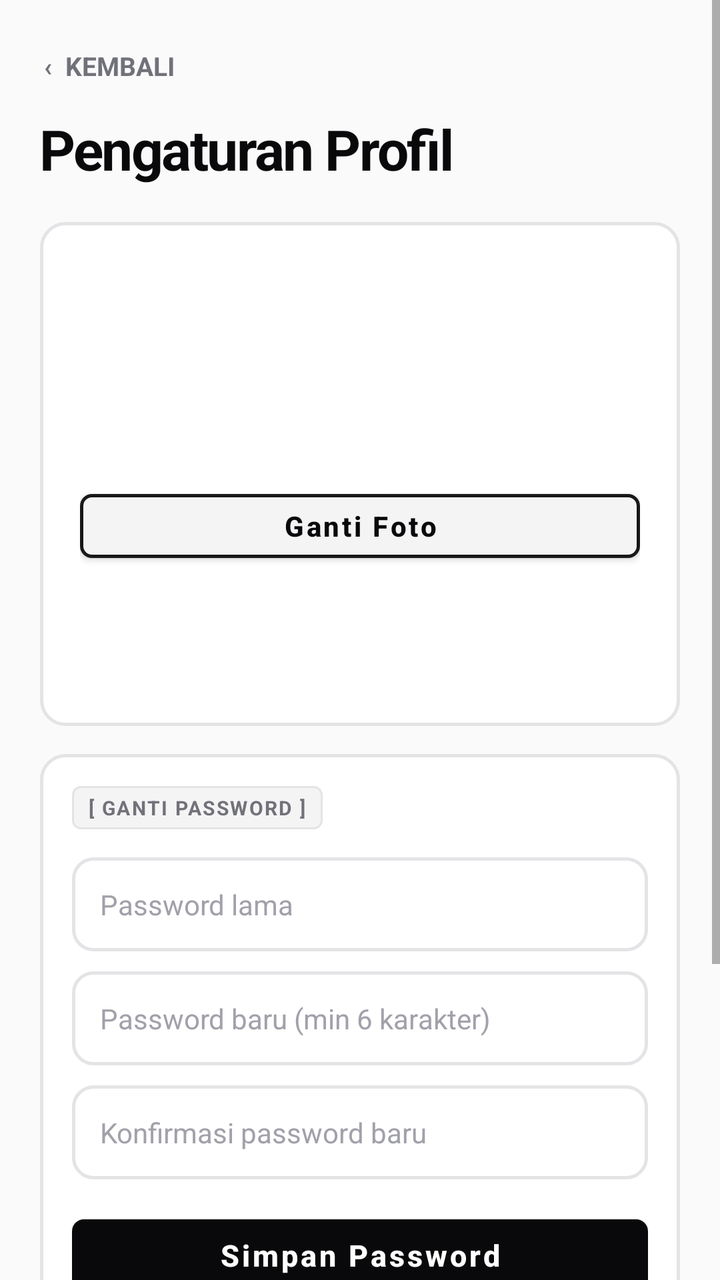
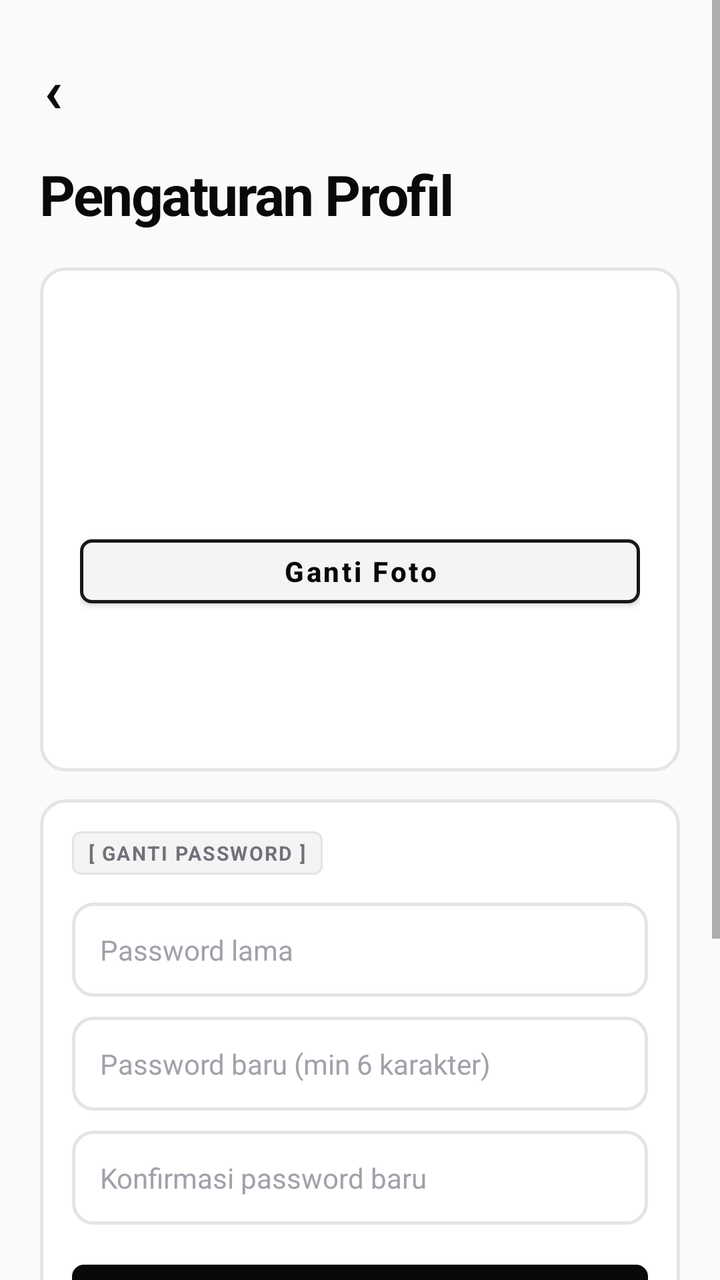

Compare the two renders of this Android layout. The source of the first and the diff that turns it into the second are given below.
<!-- AndroidManifest.xml: application theme Theme.Absensi -->
<!-- res/layout/activity_profile_settings.xml -->
<?xml version="1.0" encoding="utf-8"?>
<androidx.constraintlayout.widget.ConstraintLayout xmlns:android="http://schemas.android.com/apk/res/android"
    xmlns:app="http://schemas.android.com/apk/res-auto"
    android:layout_width="match_parent"
    android:layout_height="match_parent"
    android:background="@color/bg_primary">

    <ScrollView
        android:layout_width="0dp"
        android:layout_height="0dp"
        app:layout_constraintBottom_toBottomOf="parent"
        app:layout_constraintEnd_toEndOf="parent"
        app:layout_constraintStart_toStartOf="parent"
        app:layout_constraintTop_toTopOf="parent">

        <LinearLayout
            android:layout_width="match_parent"
            android:layout_height="wrap_content"
            android:orientation="vertical"
            android:paddingStart="20dp"
            android:paddingTop="18dp"
            android:paddingEnd="20dp"
            android:paddingBottom="28dp">

            <TextView
                android:id="@+id/tvBack"
                android:layout_width="wrap_content"
                android:layout_height="wrap_content"
                android:paddingStart="2dp"
                android:paddingTop="6dp"
                android:paddingEnd="2dp"
                android:paddingBottom="6dp"
                android:text="‹  KEMBALI"
                android:textColor="@color/text_secondary"
                android:textSize="13sp"
                android:textStyle="bold" />

            <TextView
                android:layout_width="wrap_content"
                android:layout_height="wrap_content"
                android:layout_marginTop="8dp"
                android:letterSpacing="-0.03"
                android:text="Pengaturan Profil"
                android:textColor="@color/text_primary"
                android:textSize="28sp"
                android:textStyle="bold" />

            <LinearLayout
                android:layout_width="match_parent"
                android:layout_height="wrap_content"
                android:layout_marginTop="18dp"
                android:background="@drawable/bg_hero_card"
                android:gravity="center_vertical"
                android:orientation="vertical"
                android:padding="20dp">

                <FrameLayout
                    android:id="@+id/flAvatar"
                    android:layout_width="96dp"
                    android:layout_height="96dp"
                    android:layout_gravity="center_horizontal"
                    android:clipToOutline="true">

                    <ImageView
                        android:id="@+id/ivAvatar"
                        android:layout_width="match_parent"
                        android:layout_height="match_parent"
                        android:contentDescription="Foto Profil"
                        android:scaleType="centerCrop" />

                    <TextView
                        android:id="@+id/tvAvatarInitial"
                        android:layout_width="match_parent"
                        android:layout_height="match_parent"
                        android:gravity="center"
                        android:textColor="@color/surface"
                        android:textSize="34sp"
                        android:textStyle="bold"
                        android:visibility="gone" />
                </FrameLayout>

                <com.google.android.material.button.MaterialButton
                    android:id="@+id/btnChangePhoto"
                    android:layout_width="match_parent"
                    android:layout_height="44dp"
                    android:layout_marginTop="14dp"
                    android:text="Ganti Foto"
                    android:textAllCaps="false"
                    android:textSize="14sp"
                    android:textStyle="bold"
                    android:textColor="@color/text_primary"
                    app:backgroundTint="@color/accent_light"
                    app:cornerRadius="6dp"
                    app:strokeColor="@color/border_dark"
                    app:strokeWidth="1.5dp" />

                <TextView
                    android:id="@+id/tvName"
                    android:layout_width="match_parent"
                    android:layout_height="wrap_content"
                    android:layout_marginTop="12dp"
                    android:gravity="center_horizontal"
                    android:textColor="@color/text_primary"
                    android:textSize="19sp"
                    android:textStyle="bold" />

                <TextView
                    android:id="@+id/tvEmpInfo"
                    android:layout_width="match_parent"
                    android:layout_height="wrap_content"
                    android:layout_marginTop="4dp"
                    android:gravity="center_horizontal"
                    android:textColor="@color/text_secondary"
                    android:textSize="12sp"
                    android:textStyle="bold" />
            </LinearLayout>

            <LinearLayout
                android:layout_width="match_parent"
                android:layout_height="wrap_content"
                android:layout_marginTop="14dp"
                android:background="@drawable/bg_hero_card"
                android:orientation="vertical"
                android:padding="16dp">

                <TextView
                    android:layout_width="wrap_content"
                    android:layout_height="wrap_content"
                    android:text="[ GANTI PASSWORD ]"
                    android:background="@drawable/bg_tag_pill"
                    android:letterSpacing="0.08"
                    android:paddingStart="8dp"
                    android:paddingTop="4dp"
                    android:paddingEnd="8dp"
                    android:paddingBottom="4dp"
                    android:textColor="@color/text_secondary"
                    android:textSize="10sp"
                    android:textStyle="bold" />

                <EditText
                    android:id="@+id/etCurrentPassword"
                    android:layout_width="match_parent"
                    android:layout_height="wrap_content"
                    android:layout_marginTop="14dp"
                    android:background="@drawable/bg_search"
                    android:hint="Password lama"
                    android:importantForAutofill="no"
                    android:inputType="textPassword"
                    android:padding="14dp"
                    android:textColor="@color/text_primary"
                    android:textColorHint="@color/text_tertiary"
                    android:textSize="14sp" />

                <EditText
                    android:id="@+id/etNewPassword"
                    android:layout_width="match_parent"
                    android:layout_height="wrap_content"
                    android:layout_marginTop="10dp"
                    android:background="@drawable/bg_search"
                    android:hint="Password baru (min 6 karakter)"
                    android:importantForAutofill="no"
                    android:inputType="textPassword"
                    android:padding="14dp"
                    android:textColor="@color/text_primary"
                    android:textColorHint="@color/text_tertiary"
                    android:textSize="14sp" />

                <EditText
                    android:id="@+id/etConfirmPassword"
                    android:layout_width="match_parent"
                    android:layout_height="wrap_content"
                    android:layout_marginTop="10dp"
                    android:background="@drawable/bg_search"
                    android:hint="Konfirmasi password baru"
                    android:importantForAutofill="no"
                    android:inputType="textPassword"
                    android:padding="14dp"
                    android:textColor="@color/text_primary"
                    android:textColorHint="@color/text_tertiary"
                    android:textSize="14sp" />

                <TextView
                    android:id="@+id/tvPassMessage"
                    android:layout_width="match_parent"
                    android:layout_height="wrap_content"
                    android:layout_marginTop="8dp"
                    android:textColor="@color/danger"
                    android:textSize="12sp"
                    android:visibility="gone" />

                <com.google.android.material.button.MaterialButton
                    android:id="@+id/btnSavePassword"
                    android:layout_width="match_parent"
                    android:layout_height="48dp"
                    android:layout_marginTop="14dp"
                    android:text="Simpan Password"
                    android:textAllCaps="false"
                    android:textSize="15sp"
                    android:textStyle="bold"
                    app:backgroundTint="@color/accent"
                    app:cornerRadius="6dp" />
            </LinearLayout>

            <LinearLayout
                android:layout_width="match_parent"
                android:layout_height="wrap_content"
                android:layout_marginTop="14dp"
                android:background="@drawable/bg_hero_card"
                android:orientation="vertical"
                android:padding="16dp">

                <TextView
                    android:layout_width="wrap_content"
                    android:layout_height="wrap_content"
                    android:text="[ TENTANG &amp; LISENSI ]"
                    android:background="@drawable/bg_tag_pill"
                    android:letterSpacing="0.08"
                    android:paddingStart="8dp"
                    android:paddingTop="4dp"
                    android:paddingEnd="8dp"
                    android:paddingBottom="4dp"
                    android:textColor="@color/text_secondary"
                    android:textSize="10sp"
                    android:textStyle="bold" />

                <TextView
                    android:id="@+id/tvAboutName"
                    android:layout_width="wrap_content"
                    android:layout_height="wrap_content"
                    android:layout_marginTop="12dp"
                    android:textColor="@color/text_primary"
                    android:textSize="15sp"
                    android:textStyle="bold" />

                <TextView
                    android:id="@+id/tvAboutCopyright"
                    android:layout_width="wrap_content"
                    android:layout_height="wrap_content"
                    android:layout_marginTop="2dp"
                    android:textColor="@color/text_secondary"
                    android:textSize="12sp" />

                <TextView
                    android:id="@+id/tvLicense"
                    android:layout_width="wrap_content"
                    android:layout_height="wrap_content"
                    android:layout_marginTop="10dp"
                    android:paddingTop="4dp"
                    android:paddingBottom="4dp"
                    android:text="Lisensi MIT  →"
                    android:textColor="@color/text_primary"
                    android:textSize="13sp"
                    android:textStyle="bold" />
            </LinearLayout>
        </LinearLayout>
    </ScrollView>
</androidx.constraintlayout.widget.ConstraintLayout>
<!-- resources referenced by this layout -->
<resources>
  <color name="accent">#09090B</color>
  <color name="accent_light">#F4F4F5</color>
  <color name="bg_primary">#FAFAFA</color>
  <color name="border_dark">#18181B</color>
  <color name="danger">#DC2626</color>
  <color name="surface">#FFFFFF</color>
  <color name="text_primary">#09090B</color>
  <color name="text_secondary">#71717A</color>
  <color name="text_tertiary">#A1A1AA</color>
  <!-- drawable bg_hero_card (drawable) -->
  <?xml version="1.0" encoding="utf-8"?>
  <shape xmlns:android="http://schemas.android.com/apk/res/android"
      android:shape="rectangle">
      <solid android:color="@color/surface" />
      <corners android:radius="12dp" />
      <stroke android:width="1.5dp" android:color="@color/border_crisp" />
  </shape>
  <!-- drawable bg_search (drawable) -->
  <?xml version="1.0" encoding="utf-8"?>
  <shape xmlns:android="http://schemas.android.com/apk/res/android"
      android:shape="rectangle">
      <solid android:color="@color/search_bg" />
      <corners android:radius="10dp" />
      <stroke android:width="1.5dp" android:color="@color/search_stroke" />
  </shape>
  <!-- drawable bg_tag_pill (drawable) -->
  <?xml version="1.0" encoding="utf-8"?>
  <shape xmlns:android="http://schemas.android.com/apk/res/android"
      android:shape="rectangle">
      <solid android:color="@color/accent_light" />
      <corners android:radius="4dp" />
      <stroke android:width="1dp" android:color="@color/border_crisp" />
  </shape>
  <style name="Theme.Absensi" parent="Theme.MaterialComponents.Light.NoActionBar">
          <item name="android:windowBackground">@color/bg_primary</item>
          <item name="colorPrimary">@color/accent</item>
          <item name="colorPrimaryDark">@color/primary_dark</item>
          <item name="android:statusBarColor">@color/surface</item>
          <item name="android:windowLightStatusBar">true</item>
          <item name="colorAccent">@color/accent</item>
      </style>
  <color name="border_crisp">#E4E4E7</color>
  <color name="search_bg">#FFFFFF</color>
  <color name="search_stroke">#E4E4E7</color>
  <color name="primary_dark">#09090B</color>
</resources>

<!-- the commit's change to res/layout/activity_profile_settings.xml (unified diff, before → after) -->
@@ -22,18 +22,11 @@
             android:paddingEnd="20dp"
             android:paddingBottom="28dp">
 
-            <TextView
-                android:id="@+id/tvBack"
+            <include
+                android:id="@+id/btnBack"
+                layout="@layout/view_back_nav"
                 android:layout_width="wrap_content"
-                android:layout_height="wrap_content"
-                android:paddingStart="2dp"
-                android:paddingTop="6dp"
-                android:paddingEnd="2dp"
-                android:paddingBottom="6dp"
-                android:text="‹  KEMBALI"
-                android:textColor="@color/text_secondary"
-                android:textSize="13sp"
-                android:textStyle="bold" />
+                android:layout_height="wrap_content" />
 
             <TextView
                 android:layout_width="wrap_content"
@@ -255,3 +248,18 @@
         </LinearLayout>
     </ScrollView>
 </androidx.constraintlayout.widget.ConstraintLayout>
+<!-- res/layout/view_back_nav.xml (included above) -->
+<?xml version="1.0" encoding="utf-8"?>
+<TextView xmlns:android="http://schemas.android.com/apk/res/android"
+    android:layout_width="wrap_content"
+    android:layout_height="wrap_content"
+    android:minHeight="40dp"
+    android:gravity="center_vertical"
+    android:paddingStart="2dp"
+    android:paddingTop="6dp"
+    android:paddingEnd="2dp"
+    android:paddingBottom="6dp"
+    android:text="‹"
+    android:textColor="@color/text_primary"
+    android:textSize="30sp"
+    android:textStyle="bold" />
